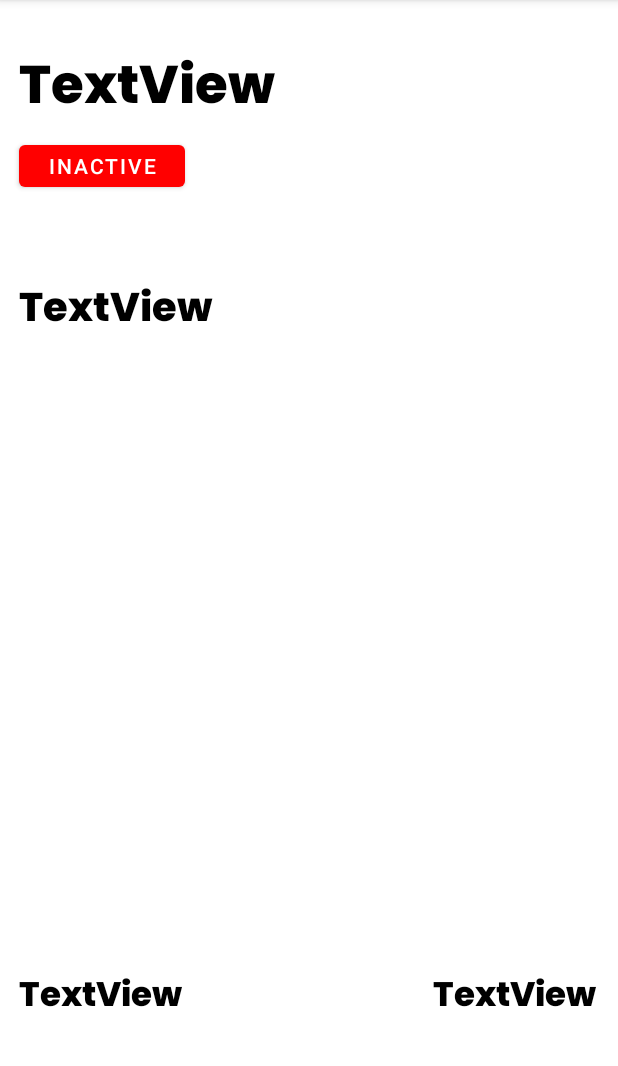
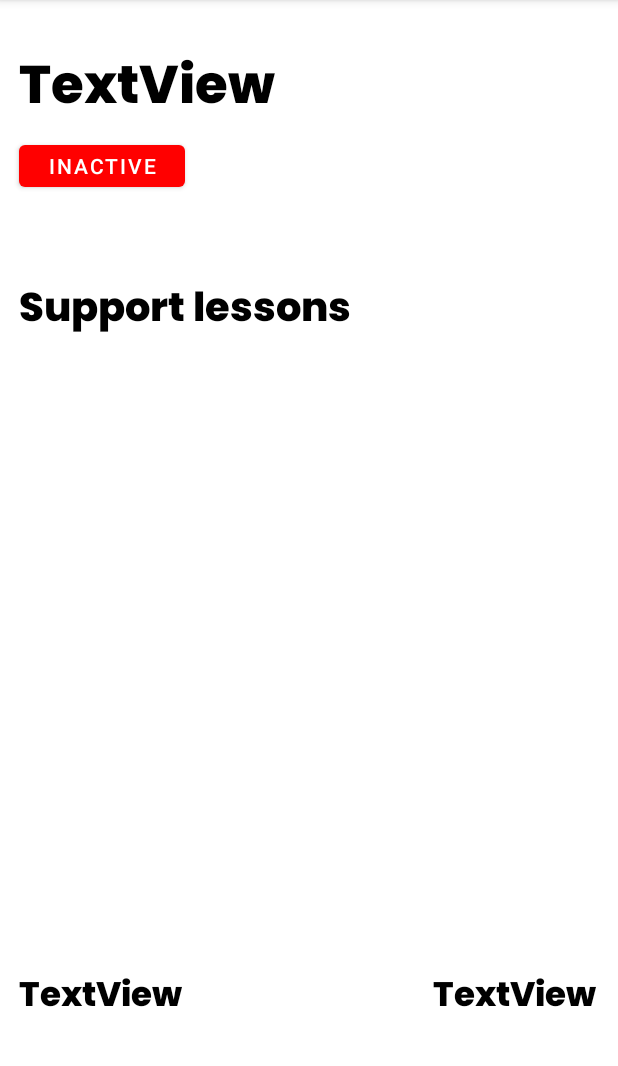
Before and after one commit to ObiItiFuraCodu/pangeea, an Android app: the Test_info_elev screen opened directly, with no data from a screen before it, on a phone screen of 412 x 824 dp, the part 84-1150 px from its top. Run offline under Robolectric (Android 15) with nearby library versions, the phone set to English and light mode, and no system bars; our stand-ins replace Firebase (no records; nobody signed in at launch, a user with empty details on screens opened directly); 2 statements that could not run were skipped.

Commit message:
Schimbari majore

```diff
--- a/app/src/main/res/layout/activity_test_info_elev.xml
+++ b/app/src/main/res/layout/activity_test_info_elev.xml
@@ -126,9 +126,9 @@
         android:id="@+id/textView28"
         android:layout_width="0dp"
         android:layout_height="0dp"
-        android:text="TextView"
         android:autoSizeTextType="uniform"
         android:fontFamily="@font/poppins_extrabold"
+        android:text="@string/support_lessons"
         android:textColor="@color/black"
 
         app:layout_constraintBottom_toTopOf="@+id/guideline116"
```
